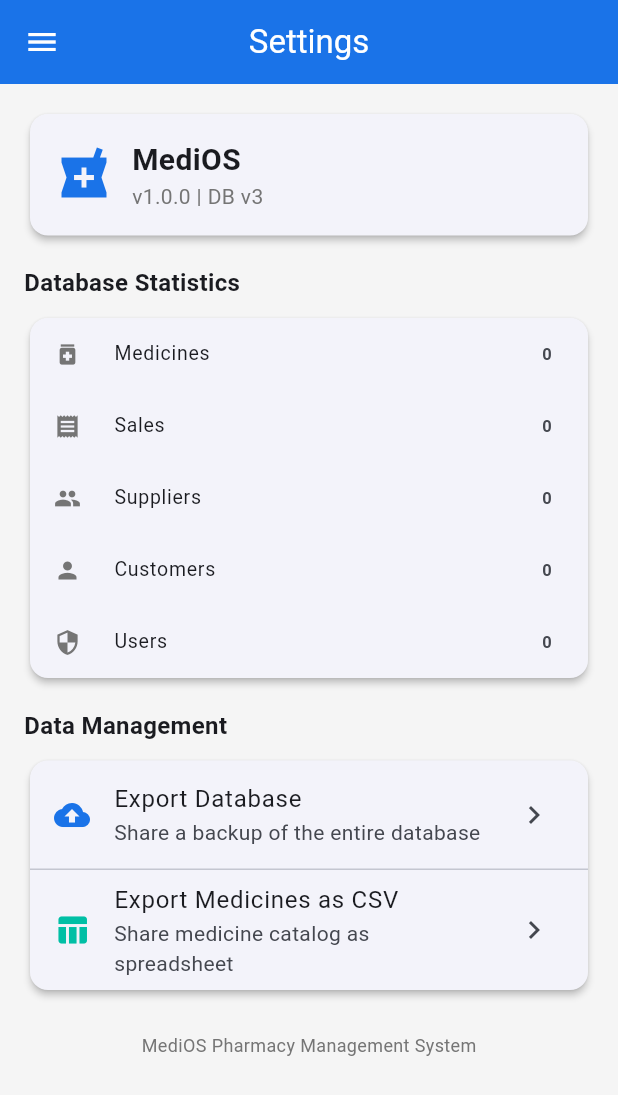
After one commit to founder-kindigi/MediOS, a Flutter app: the SettingsScreen screen opened by its route, on a phone screen of 412 x 824 dp. The commit adds this screen. Shown: the top 1095 px of the screen. Run offline on Flutter 3.47's test engine with Material 3 defaults, Android fonts, the phone set to English and light mode, and no system bars; our stand-ins replace fl_chart, pdf, printing, share_plus, sqflite_common, sqflite_common_ffi and 1 more; accounts and stored records are empty.

Commit message:
Add Settings screen with data backup/export
- SettingsService: app info, database export (share .db file), medicines CSV export, clear all data
- SettingsScreen: app info card, DB statistics, Export DB / Export CSV / Clear Data actions
- Clear Data drops all transactional data (preserves users + categories)
- Admin-only guard on destructive actions
- Drawer entry, provider, route registered

```diff
--- a/lib/core/widgets/app_drawer.dart
+++ b/lib/core/widgets/app_drawer.dart
@@ -50,6 +50,8 @@ class AppDrawer extends StatelessWidget {
           if (auth.isAdmin)
             _drawerItem(context, Icons.people_outline, 'Users', AppRouter.users),
           const Divider(),
+          _drawerItem(context, Icons.settings, 'Settings', AppRouter.settings),
+          const Divider(),
           _drawerItem(context, Icons.logout, 'Logout', null, onTap: () {
             auth.logout();
             Navigator.pushReplacementNamed(context, AppRouter.login);
--- /dev/null
+++ b/lib/features/settings/screens/settings_screen.dart
@@ -0,0 +1,195 @@
+import 'package:flutter/material.dart';
+import 'package:provider/provider.dart';
+import '../services/settings_service.dart';
+import '../../../core/constants/app_colors.dart';
+import '../../../core/widgets/app_drawer.dart';
+import '../../auth/services/auth_service.dart';
+
+class SettingsScreen extends StatefulWidget {
+  const SettingsScreen({super.key});
+
+  @override
+  State<SettingsScreen> createState() => _SettingsScreenState();
+}
+
+class _SettingsScreenState extends State<SettingsScreen> {
+  Map<String, dynamic>? _info;
+  bool _loadingInfo = true;
+
+  @override
+  void initState() {
+    super.initState();
+    WidgetsBinding.instance.addPostFrameCallback((_) => _loadInfo());
+  }
+
+  Future<void> _loadInfo() async {
+    final info = await context.read<SettingsService>().getAppInfo();
+    if (mounted) setState(() { _info = info; _loadingInfo = false; });
+  }
+
+  Future<void> _exportDb() async {
+    try {
+      await context.read<SettingsService>().exportDatabase();
+    } catch (e) {
+      if (mounted) {
+        ScaffoldMessenger.of(context).showSnackBar(
+          SnackBar(content: Text('Export failed: $e')),
+        );
+      }
+    }
+  }
+
+  Future<void> _exportCsv() async {
+    try {
+      await context.read<SettingsService>().exportMedicinesCsv();
+    } catch (e) {
+      if (mounted) {
+        ScaffoldMessenger.of(context).showSnackBar(
+          SnackBar(content: Text('CSV export failed: $e')),
+        );
+      }
+    }
+  }
+
+  void _clearData() {
+    showDialog(
+      context: context,
+      builder: (ctx) => AlertDialog(
+        title: const Text('Clear All Data?'),
+        content: const Text(
+          'This will delete all medicines, sales, customers, suppliers, '
+          'purchase orders, returns, and transactions. Users and categories will be preserved. '
+          'This cannot be undone!',
+        ),
+        actions: [
+          TextButton(onPressed: () => Navigator.pop(ctx), child: const Text('Cancel')),
+          ElevatedButton(
+            onPressed: () async {
+              Navigator.pop(ctx);
+              await context.read<SettingsService>().clearAllData();
+              if (mounted) {
+                ScaffoldMessenger.of(context).showSnackBar(
+                  const SnackBar(content: Text('All data cleared')),
+                );
+              }
+            },
+            style: ElevatedButton.styleFrom(backgroundColor: AppColors.error),
+            child: const Text('Clear All', style: TextStyle(color: Colors.white)),
+          ),
+        ],
+      ),
+    );
+  }
+
+  @override
+  Widget build(BuildContext context) {
+    final settings = context.watch<SettingsService>();
+    final auth = context.watch<AuthService>();
+
+    return Scaffold(
+      appBar: AppBar(title: const Text('Settings')),
+      drawer: const AppDrawer(),
+      body: _loadingInfo
+          ? const Center(child: CircularProgressIndicator())
+          : ListView(
+              padding: const EdgeInsets.all(16),
+              children: [
+                Card(
+                  child: Padding(
+                    padding: const EdgeInsets.all(16),
+                    child: Column(
+                      crossAxisAlignment: CrossAxisAlignment.start,
+                      children: [
+                        Row(
+                          children: [
+                            const Icon(Icons.local_pharmacy, size: 40, color: AppColors.primary),
+                            const SizedBox(width: 12),
+                            Column(
+                              crossAxisAlignment: CrossAxisAlignment.start,
+                              children: [
+                                Text(_info!['appName'] as String,
+                                    style: const TextStyle(fontSize: 20, fontWeight: FontWeight.bold)),
+                                Text('v${_info!['appVersion']} | DB v${_info!['dbVersion']}',
+                                    style: const TextStyle(color: AppColors.textSecondary)),
+                              ],
+                            ),
+                          ],
+                        ),
+                      ],
+                    ),
+                  ),
+                ),
+                const SizedBox(height: 16),
+                const Text('Database Statistics',
+                    style: TextStyle(fontSize: 16, fontWeight: FontWeight.bold)),
+                const SizedBox(height: 8),
+                Card(
+                  child: Column(
+                    children: [
+                      _statRow('Medicines', '${_info!['medicines']}', Icons.medication),
+                      _statRow('Sales', '${_info!['sales']}', Icons.receipt),
+                      _statRow('Suppliers', '${_info!['suppliers']}', Icons.people),
+                      _statRow('Customers', '${_info!['customers']}', Icons.person),
+                      _statRow('Users', '${_info!['users']}', Icons.security),
+                    ],
+                  ),
+                ),
+                const SizedBox(height: 16),
+                const Text('Data Management',
+                    style: TextStyle(fontSize: 16, fontWeight: FontWeight.bold)),
+                const SizedBox(height: 8),
+                Card(
+                  child: Column(
+                    children: [
+                      ListTile(
+                        leading: const Icon(Icons.backup, color: AppColors.primary),
+                        title: const Text('Export Database'),
+                        subtitle: const Text('Share a backup of the entire database'),
+                        trailing: settings.isProcessing
+                            ? const SizedBox(width: 24, height: 24, child: CircularProgressIndicator(strokeWidth: 2))
+                            : const Icon(Icons.chevron_right),
+                        onTap: settings.isProcessing ? null : _exportDb,
+                      ),
+                      const Divider(height: 1),
+                      ListTile(
+                        leading: const Icon(Icons.table_chart, color: AppColors.accent),
+                        title: const Text('Export Medicines as CSV'),
+                        subtitle: const Text('Share medicine catalog as spreadsheet'),
+                        trailing: settings.isProcessing
+                            ? const SizedBox(width: 24, height: 24, child: CircularProgressIndicator(strokeWidth: 2))
+                            : const Icon(Icons.chevron_right),
+                        onTap: settings.isProcessing ? null : _exportCsv,
+                      ),
+                      if (auth.isAdmin) ...[
+                        const Divider(height: 1),
+                        ListTile(
+                          leading: const Icon(Icons.delete_forever, color: AppColors.error),
+                          title: const Text('Clear All Data'),
+                          subtitle: const Text('Remove all records (admin only)'),
+                          onTap: _clearData,
+                        ),
+                      ],
+                    ],
+                  ),
+                ),
+                const SizedBox(height: 24),
+                Center(
+                  child: Text(
+                    'MediOS Pharmacy Management System',
+                    style: TextStyle(color: AppColors.textSecondary, fontSize: 12),
+                  ),
+                ),
+              ],
+            ),
+    );
+  }
+
+  Widget _statRow(String label, String value, IconData icon) {
+    return ListTile(
+      dense: true,
+      leading: Icon(icon, size: 18, color: AppColors.textSecondary),
+      title: Text(label),
+      trailing: Text(value, style: const TextStyle(fontWeight: FontWeight.bold)),
+    );
+  }
+}
--- /dev/null
+++ b/lib/features/settings/services/settings_service.dart
@@ -0,0 +1,137 @@
+import 'dart:io';
+import 'dart:convert';
+import 'package:flutter/foundation.dart';
+import 'package:path_provider/path_provider.dart';
+import 'package:share_plus/share_plus.dart';
+import '../../../core/database/database_helper.dart';
+import '../../../core/constants/app_constants.dart';
+
+class SettingsService extends ChangeNotifier {
+  final DatabaseHelper _db = DatabaseHelper();
+  bool _isProcessing = false;
+
+  bool get isProcessing => _isProcessing;
+
+  Future<Map<String, dynamic>> getAppInfo() async {
+    final medCount = await _db.getCount('medicines');
+    final saleCount = await _db.getCount('sales');
+    final supCount = await _db.getCount('suppliers');
+    final custCount = await _db.getCount('customers');
+    final userCount = await _db.getCount('users');
+
+    return {
+      'appName': 'MediOS',
+      'appVersion': '1.0.0',
+      'dbVersion': AppConstants.dbVersion,
+      'medicines': medCount,
+      'sales': saleCount,
+      'suppliers': supCount,
+      'customers': custCount,
+      'users': userCount,
+    };
+  }
+
+  Future<void> exportDatabase() async {
+    _isProcessing = true;
+    notifyListeners();
+
+    try {
+      final dir = await getApplicationDocumentsDirectory();
+      final dbFile = File('${dir.path}/medios.db');
+
+      if (!await dbFile.exists()) {
+        throw Exception('Database file not found');
+      }
+
+      final tempDir = await getTemporaryDirectory();
+      final backupFile = File('${tempDir.path}/medios_backup_${DateTime.now().millisecondsSinceEpoch}.db');
+      await dbFile.copy(backupFile.path);
+
+      await Share.shareXFiles(
+        [XFile(backupFile.path)],
+        text: 'MediOS Database Backup',
+      );
+    } catch (e) {
+      rethrow;
+    } finally {
+      _isProcessing = false;
+      notifyListeners();
+    }
+  }
+
+  Future<void> exportMedicinesCsv() async {
+    _isProcessing = true;
+    notifyListeners();
+
+    try {
+      final db = await _db.database;
+      final rows = await db.rawQuery('''
+        SELECT m.id, m.name, m.generic_name, c.name as category, m.manufacturer,
+               m.unit, m.purchase_price, m.selling_price, m.stock_quantity,
+               m.reorder_level, m.expiry_date, m.barcode
+        FROM medicines m LEFT JOIN categories c ON m.category_id = c.id
+        ORDER BY m.name ASC
+      ''');
+
+      final header = 'ID,Name,Generic Name,Category,Manufacturer,Unit,Purchase Price,Selling Price,Stock,Reorder Level,Expiry Date,Barcode';
+      final csvRows = [header];
+      for (final row in rows) {
+        csvRows.add([
+          row['id'], _csvEscape(row['name'] as String? ?? ''),
+          _csvEscape(row['generic_name'] as String? ?? ''),
+          _csvEscape(row['category'] as String? ?? ''),
+          _csvEscape(row['manufacturer'] as String? ?? ''),
+          row['unit'], row['purchase_price'], row['selling_price'],
+          row['stock_quantity'], row['reorder_level'],
+          row['expiry_date'] ?? '', row['barcode'] ?? '',
+        ].join(','));
+      }
+
+      final tempDir = await getTemporaryDirectory();
+      final csvFile = File('${tempDir.path}/medicines_export_${DateTime.now().millisecondsSinceEpoch}.csv');
+      await csvFile.writeAsString(csvRows.join('\n'), encoding: utf8);
+
+      await Share.shareXFiles(
+        [XFile(csvFile.path)],
+        text: 'MediOS Medicines Export',
+      );
+    } catch (e) {
+      rethrow;
+    } finally {
+      _isProcessing = false;
+      notifyListeners();
+    }
+  }
+
+  Future<void> clearAllData() async {
+    _isProcessing = true;
+    notifyListeners();
+
+    try {
+      final db = await _db.database;
+      await db.transaction((txn) async {
+        await txn.delete('return_items');
+        await txn.delete('returns');
+        await txn.delete('inventory_transactions');
+        await txn.delete('purchase_order_items');
+        await txn.delete('purchase_orders');
+        await txn.delete('sale_items');
+        await txn.delete('sales');
+        await txn.delete('customers');
+        await txn.delete('suppliers');
+        await txn.delete('medicines');
+        await txn.delete('categories');
+      });
+    } finally {
+      _isProcessing = false;
+      notifyListeners();
+    }
+  }
+
+  String _csvEscape(String value) {
+    if (value.contains(',') || value.contains('"') || value.contains('\n')) {
+      return '"${value.replaceAll('"', '""')}"';
+    }
+    return value;
+  }
+}
--- a/lib/main.dart
+++ b/lib/main.dart
@@ -28,6 +28,8 @@ import 'features/purchase_orders/screens/new_purchase_order_screen.dart';
 import 'features/purchase_orders/services/purchase_order_service.dart';
 import 'features/reports/screens/reports_screen.dart';
 import 'features/reports/services/reports_service.dart';
+import 'features/settings/screens/settings_screen.dart';
+import 'features/settings/services/settings_service.dart';
 import 'features/returns/screens/new_return_screen.dart';
 import 'features/returns/screens/returns_history_screen.dart';
 import 'features/returns/services/return_service.dart';
@@ -62,6 +64,7 @@ class MediOSApp extends StatelessWidget {
         ChangeNotifierProvider(create: (_) => PurchaseOrderService()),
         ChangeNotifierProvider(create: (_) => ReportsService()),
         ChangeNotifierProvider(create: (_) => ReturnService()),
+        ChangeNotifierProvider(create: (_) => SettingsService()),
       ],
       child: MaterialApp(
         title: 'MediOS',
@@ -76,6 +79,7 @@ class MediOSApp extends StatelessWidget {
           AppRouter.stockAdjustment: (_) => const StockAdjustmentScreen(),
           AppRouter.expiryManagement: (_) => const ExpiryManagementScreen(),
           AppRouter.barcodeScan: (_) => const BarcodeScanScreen(),
+          AppRouter.settings: (_) => const SettingsScreen(),
           AppRouter.returns: (_) => const ReturnsHistoryScreen(),
           AppRouter.newReturn: (_) => const NewReturnScreen(),
           AppRouter.sales: (_) => const SalesScreen(),
--- a/lib/routes/app_router.dart
+++ b/lib/routes/app_router.dart
@@ -15,6 +15,7 @@ class AppRouter {
   static const String stockAdjustment = '/inventory/adjust';
   static const String expiryManagement = '/inventory/expiry';
   static const String barcodeScan = '/inventory/scan';
+  static const String settings = '/settings';
   static const String returns = '/returns';
   static const String newReturn = '/returns/new';
 }
```
Also changed, not shown: 1 other file.
